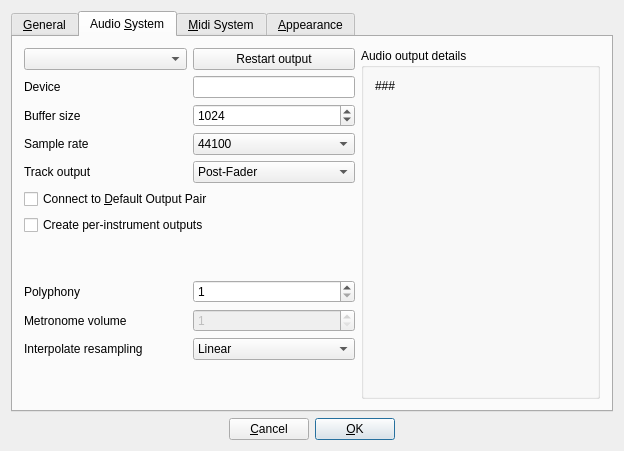
Old version of the form src/gui/src/UI/PreferencesDialog_UI.ui in the repository hydrogen-music/hydrogen.
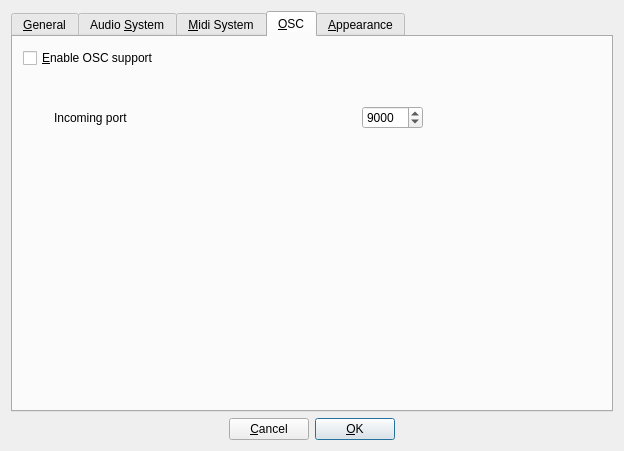
New version of the form. Custom widgets are drawn as their Qt base class.

Commit message: Add OSC tab to preferences dialog

What changed in the file:
```diff
--- a/src/gui/src/UI/PreferencesDialog_UI.ui
+++ b/src/gui/src/UI/PreferencesDialog_UI.ui
@@ -29,7 +29,7 @@
       <enum>QTabWidget::Rounded</enum>
      </property>
      <property name="currentIndex">
-      <number>1</number>
+      <number>3</number>
      </property>
      <widget class="QWidget" name="tab_1">
       <attribute name="title">
@@ -709,6 +709,88 @@
        </item>
       </layout>
      </widget>
+     <widget class="QWidget" name="tab_5">
+      <attribute name="title">
+       <string>&amp;OSC</string>
+      </attribute>
+      <widget class="QCheckBox" name="enableOscCheckbox">
+       <property name="geometry">
+        <rect>
+         <x>10</x>
+         <y>10</y>
+         <width>584</width>
+         <height>22</height>
+        </rect>
+       </property>
+       <property name="minimumSize">
+        <size>
+         <width>0</width>
+         <height>22</height>
+        </size>
+       </property>
+       <property name="text">
+        <string>&amp;Enable OSC support</string>
+       </property>
+       <property name="shortcut">
+        <string>Alt+R</string>
+       </property>
+      </widget>
+      <widget class="QWidget" name="oscWidget" native="true">
+       <property name="geometry">
+        <rect>
+         <x>30</x>
+         <y>40</y>
+         <width>391</width>
+         <height>201</height>
+        </rect>
+       </property>
+       <widget class="QWidget" name="gridLayoutWidget">
+        <property name="geometry">
+         <rect>
+          <x>0</x>
+          <y>0</y>
+          <width>391</width>
+          <height>81</height>
+         </rect>
+        </property>
+        <layout class="QGridLayout" name="gridLayout_3">
+         <item row="0" column="1">
+          <spacer name="horizontalSpacer_2">
+           <property name="orientation">
+            <enum>Qt::Horizontal</enum>
+           </property>
+           <property name="sizeHint" stdset="0">
+            <size>
+             <width>40</width>
+             <height>20</height>
+            </size>
+           </property>
+          </spacer>
+         </item>
+         <item row="0" column="0">
+          <widget class="QLabel" name="label_4">
+           <property name="text">
+            <string>Incoming port</string>
+           </property>
+          </widget>
+         </item>
+         <item row="0" column="2">
+          <widget class="QSpinBox" name="incomingOscPortSpinBox">
+           <property name="toolTip">
+            <string>&lt;html&gt;&lt;head/&gt;&lt;body&gt;&lt;p&gt;Port which will be used to receive incoming OSC messages&lt;/p&gt;&lt;/body&gt;&lt;/html&gt;</string>
+           </property>
+           <property name="maximum">
+            <number>20000</number>
+           </property>
+           <property name="value">
+            <number>9000</number>
+           </property>
+          </widget>
+         </item>
+        </layout>
+       </widget>
+      </widget>
+     </widget>
      <widget class="QWidget" name="tab_4">
       <attribute name="title">
        <string>&amp;Appearance</string>
```
Left out of the diff: 3 changed lines with no effect on the pictures. The commit also changes 1 other file.
